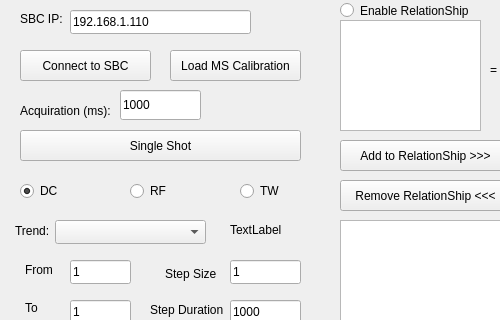
First picture: the form in autotrend.ui, repository MOBILionSystems/MIPS-app-MOBILion, before the edit; both pictures show x 0 to 500 and y 0 to 320 of the 700 by 500 pixel window.
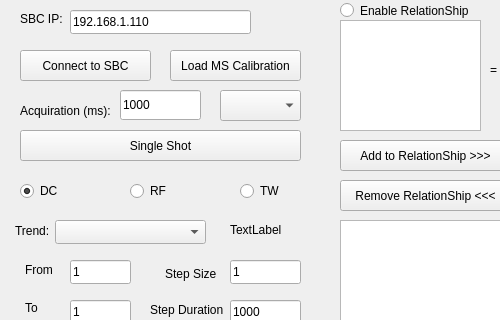
Second picture: the form after the edit.

Commit message: Add polarity for ion on UI

Patch:
```diff
--- a/autotrend.ui
+++ b/autotrend.ui
@@ -481,6 +481,16 @@
     <string>Load MS Calibration</string>
    </property>
   </widget>
+  <widget class="QComboBox" name="polarityComboBox">
+   <property name="geometry">
+    <rect>
+     <x>220</x>
+     <y>90</y>
+     <width>81</width>
+     <height>31</height>
+    </rect>
+   </property>
+  </widget>
  </widget>
  <resources/>
  <connections/>
```
The commit also changes 6 other files.
